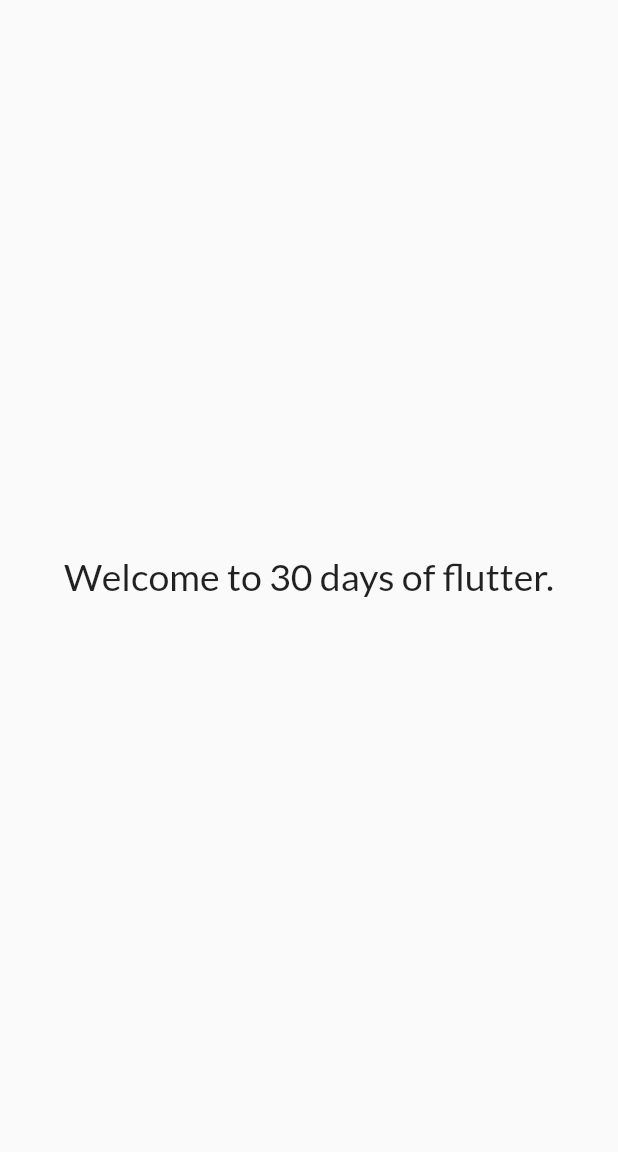
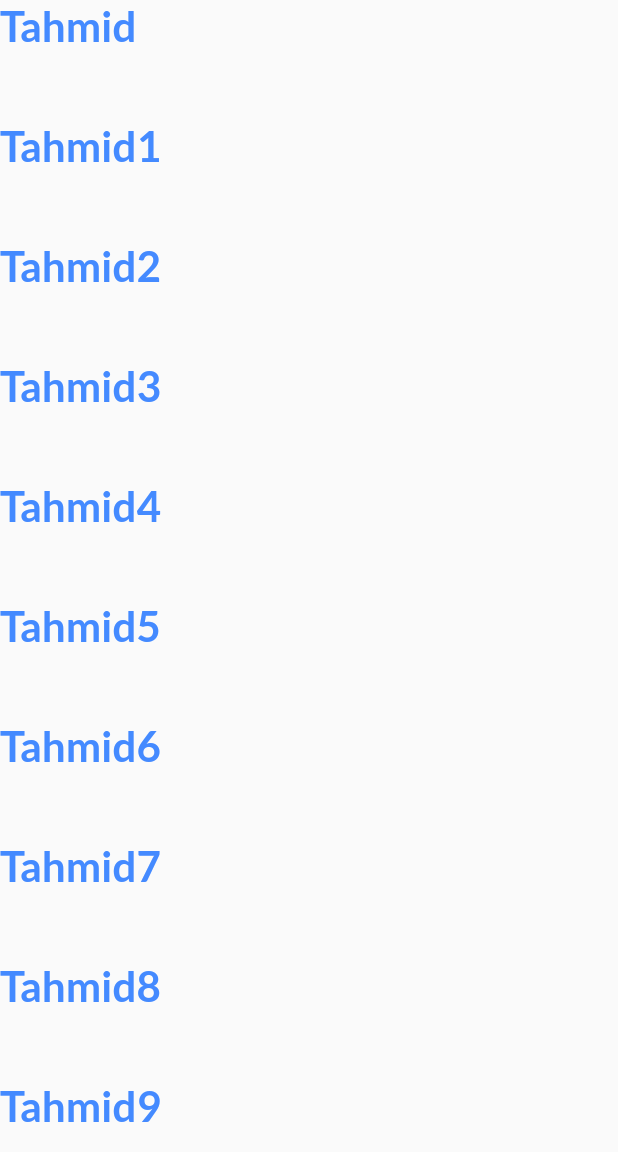
Before and after one commit to MDSAJIBCHOWDHURY/Flutter-in-30days, a Flutter app: the screen it shows after launch, on a phone screen of 412 x 824 dp, the part 84-1236 px from its top. Run offline on Flutter 3.47's test engine with Material 2 defaults, Android fonts, the phone set to English and light mode, and no system bars; our stand-ins replace google_fonts.

Commit message:
day12 completed

```diff
--- /dev/null
+++ b/first_app/lib/models/item.dart
@@ -0,0 +1,4 @@
+class Item {
+  final String name;
+  Item({required this.name});
+}
--- /dev/null
+++ b/first_app/lib/models/item_list.dart
@@ -0,0 +1,20 @@
+import 'package:first_app/models/item.dart';
+
+class ItemList {
+  static final items = [
+    Item(name: 'Tahmid'),
+    Item(name: 'Tahmid1'),
+    Item(name: 'Tahmid2'),
+    Item(name: 'Tahmid3'),
+    Item(name: 'Tahmid4'),
+    Item(name: 'Tahmid5'),
+    Item(name: 'Tahmid6'),
+    Item(name: 'Tahmid7'),
+    Item(name: 'Tahmid8'),
+    Item(name: 'Tahmid9'),
+    Item(name: 'Tahmid10'),
+    Item(name: 'Tahmid11'),
+    Item(name: 'Tahmid12'),
+    Item(name: 'Tahmid13'),
+  ];
+}
--- a/first_app/lib/pages/homepage.dart
+++ b/first_app/lib/pages/homepage.dart
@@ -1,3 +1,5 @@
+import 'package:first_app/models/item_list.dart';
+import 'package:first_app/widgets/item.dart';
 import 'package:first_app/widgets/my_drawer.dart';
 import 'package:flutter/material.dart';
 
@@ -13,13 +15,11 @@ class HomePage extends StatelessWidget {
           'Catalog App',
         ),
       ),
-      body: Center(
-        child: Container(
-          child: Text(
-            'Welcome to $days days of flutter.',
-            style: TextStyle(fontSize: 25.0),
-          ),
-        ),
+      body: ListView.builder(
+        itemCount: ItemList.items.length,
+        itemBuilder: (context, index) {
+          return ItemWidget(item: ItemList.items[index]);
+        },
       ),
       drawer: MyDrawer(),
     );
--- /dev/null
+++ b/first_app/lib/widgets/item.dart
@@ -0,0 +1,23 @@
+import 'package:first_app/models/item.dart';
+import 'package:flutter/material.dart';
+
+class ItemWidget extends StatelessWidget {
+  final Item item;
+
+  const ItemWidget({Key? key, required this.item}) : super(key: key);
+
+  @override
+  Widget build(BuildContext context) {
+    return Container(
+      height: 80,
+      child: Text(
+        item.name,
+        style: TextStyle(
+          fontSize: 28,
+          color: Colors.blueAccent,
+          fontWeight: FontWeight.bold,
+        ),
+      ),
+    );
+  }
+}
```
